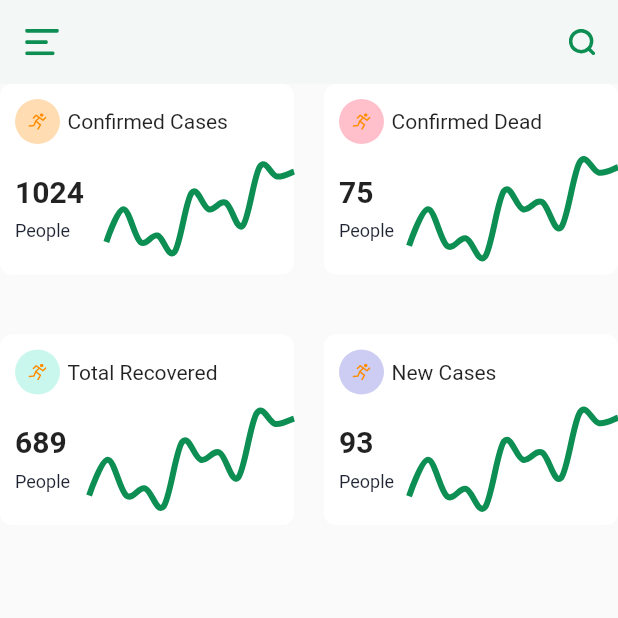
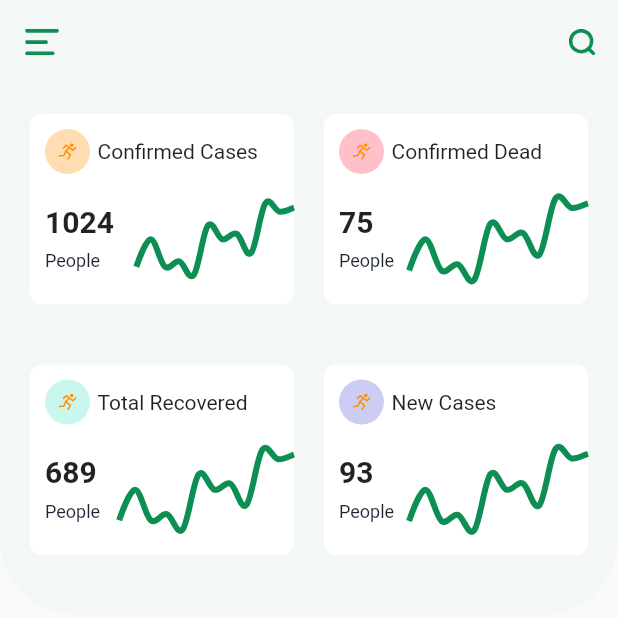
Before and after one commit to chamrouensann/COVID-19-Flutter-Application, a Flutter app: the screen it shows after launch, on a phone screen of 412 x 824 dp, the top half of it. Run offline on Flutter 3.47's test engine with Material 2 defaults, Android fonts, the phone set to English and light mode, and no system bars; drawn by our look-alikes of fl_chart; our stand-ins replace flutter_svg.

Commit message:
Config the padding to align better

```diff
--- a/covid_19_source_code/lib/screens/home_screen.dart
+++ b/covid_19_source_code/lib/screens/home_screen.dart
@@ -10,9 +10,15 @@ class HomeScreen extends StatelessWidget {
     return Scaffold(
       appBar: buildAppBar(),
       body: Container(
+        padding: EdgeInsets.only(
+          left: 20,
+          right: 20,
+          top: 20,
+          bottom: 40,
+        ),
         width: double.infinity,
-        height: double.infinity,
         decoration: BoxDecoration(
+          color: kPrimaryColor.withOpacity(0.03),
           borderRadius: BorderRadius.only(
             bottomLeft: Radius.circular(50),
             bottomRight: Radius.circular(50),
```
